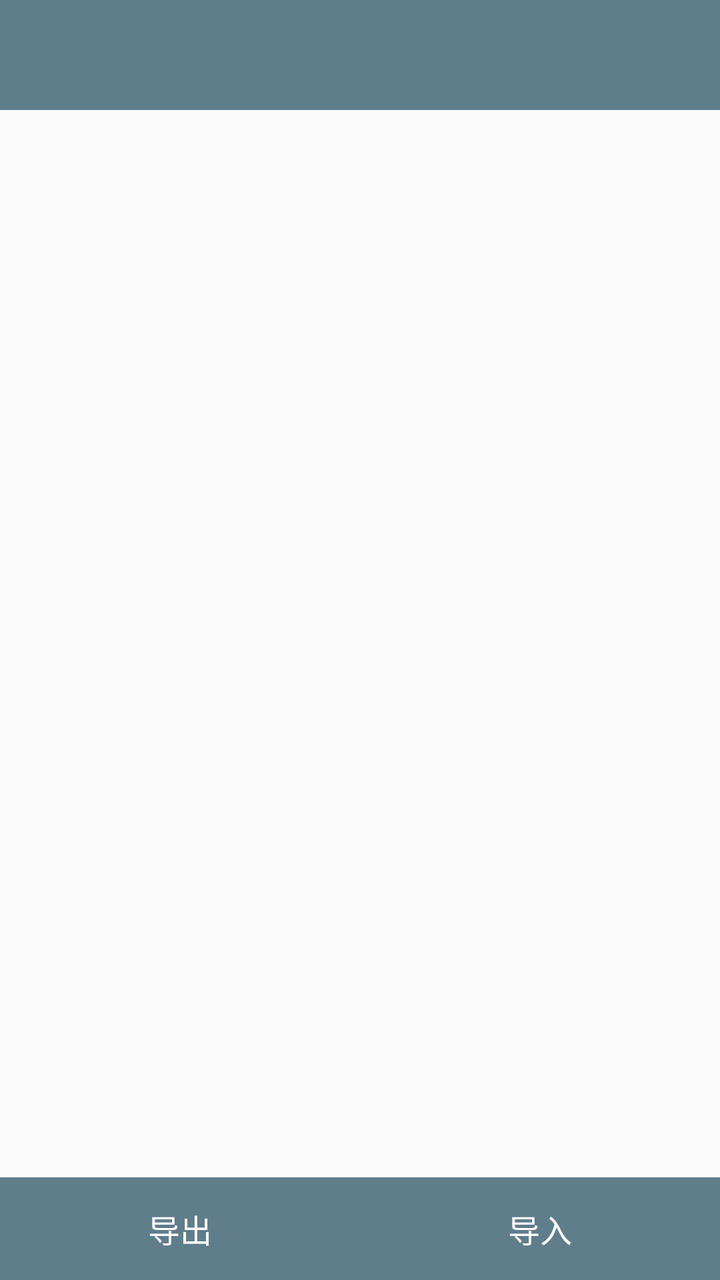
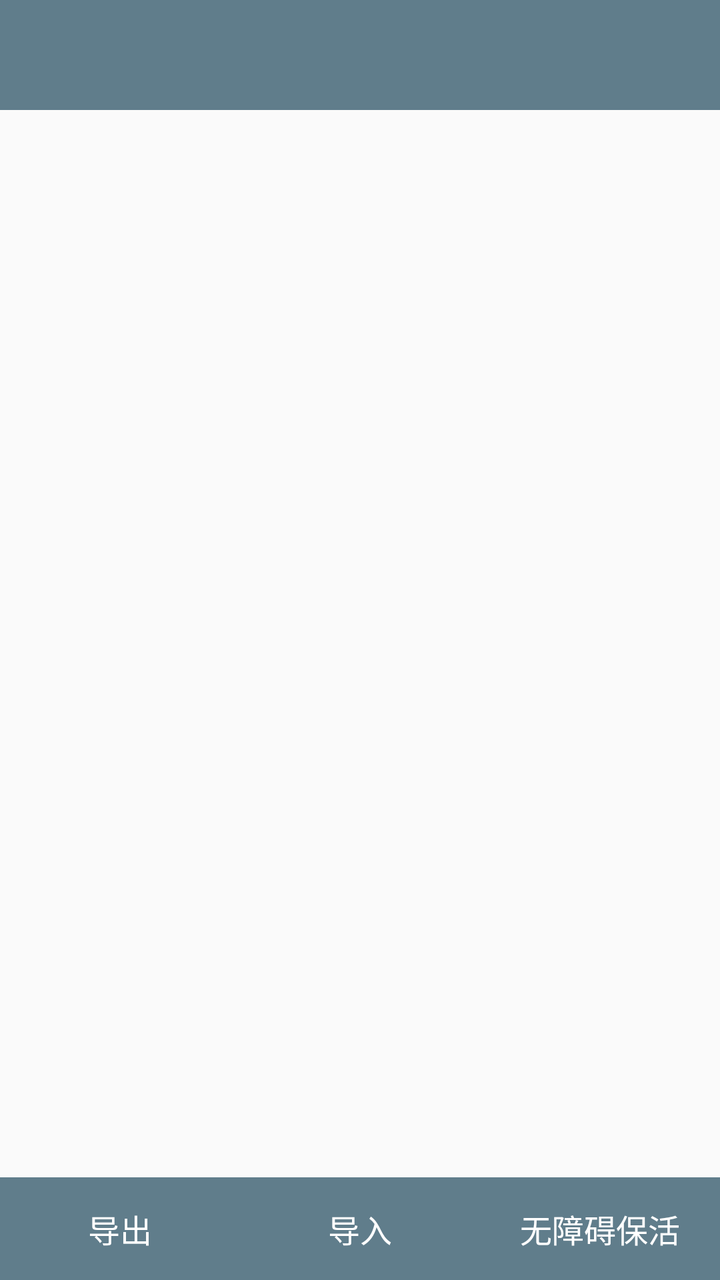

The first picture is an Android layout as it rendered before a commit; the second is the same layout after the commit. The layout source and the unified diff follow.
<!-- AndroidManifest.xml: application theme AppTheme -->
<!-- res/layout/activity_gps_main.xml -->
<?xml version="1.0" encoding="utf-8"?>
<androidx.drawerlayout.widget.DrawerLayout
    xmlns:android="http://schemas.android.com/apk/res/android"
    android:id="@+id/drawer_layout"
    android:layout_width="match_parent"
    android:layout_height="match_parent"
    android:fitsSystemWindows="true">


    <FrameLayout
        android:id="@+id/supercontainer"
        android:layout_width="match_parent"
        android:layout_height="match_parent" >
        <androidx.appcompat.widget.Toolbar
            android:id="@+id/toolbar"
            android:layout_height="55dp"
            android:layout_width="match_parent"
            android:minHeight="?attr/actionBarSize"
            android:background="?attr/colorPrimary"
            android:theme="@style/ThemeOverlay.AppCompat.Dark.ActionBar"
            android:contentInsetStart="72dp">
            <RelativeLayout xmlns:android="http://schemas.android.com/apk/res/android"
                            android:orientation="horizontal"
                            android:layout_width="fill_parent"
                            android:layout_height="wrap_content">

                <ImageView
                    android:layout_alignParentRight="true"
                    android:contentDescription="GPS fix status"
                    android:layout_width="30dp"
                    android:layout_height="30dp"
                    android:padding="5dp"
                    android:layout_centerVertical="true"
                    android:id="@+id/notification_bulb"
                    android:src="@drawable/circle_none"/>


                <ProgressBar
                    android:id="@+id/progressBarGpsFix"
                    android:progressDrawable="@drawable/progress"
                    android:layout_centerVertical="true"
                    android:layout_width="25dp"
                    android:layout_height="25dp"
                    android:visibility="invisible"
                    android:indeterminateOnly="true"
                    android:layout_toLeftOf="@id/notification_bulb"/>

            </RelativeLayout>
            </androidx.appcompat.widget.Toolbar>
        
        <FrameLayout
            android:layout_marginTop="55dp"
            android:id="@+id/container"
            android:layout_width="match_parent"
            android:layout_height="match_parent" >
        </FrameLayout>
        <LinearLayout
            android:id="@+id/toolbarBottom"
            android:layout_gravity="bottom"
            android:layout_height="wrap_content"
            android:layout_width="match_parent"
            android:orientation="horizontal"
            android:visibility="visible"
            android:background="@color/primaryColor"
            >
            <TextView
                android:id="@+id/btnExportConfig"
                android:layout_width="0dp"
                android:layout_height="wrap_content"
                android:layout_weight="1"
                android:gravity="center"
                android:paddingTop="14dp"
                android:paddingBottom="14dp"
                android:text="@string/menu_export_short"
                android:textColor="#FFFFFF"
                android:textSize="16sp"
                android:clickable="true"
                android:focusable="true"
                android:background="?attr/selectableItemBackground"
                />
            <TextView
                android:id="@+id/btnImportConfig"
                android:layout_width="0dp"
                android:layout_height="wrap_content"
                android:layout_weight="1"
                android:gravity="center"
                android:paddingTop="14dp"
                android:paddingBottom="14dp"
                android:text="@string/menu_import_short"
                android:textColor="#FFFFFF"
                android:textSize="16sp"
                android:clickable="true"
                android:focusable="true"
                android:background="?attr/selectableItemBackground"
                />
        </LinearLayout>
    </FrameLayout>


</androidx.drawerlayout.widget.DrawerLayout>
<!-- resources referenced by this layout -->
<resources>
  <color name="primaryColor">#607d8b</color>
  <!-- drawable circle_none (drawable) -->
  <?xml version="1.0" encoding="utf-8"?>
  <shape xmlns:android="http://schemas.android.com/apk/res/android"
          android:shape="oval">
      <solid android:color="#00000000" />
      <stroke android:color="#00000000" android:width="1dp"/>
  </shape>
  <!-- drawable progress (drawable) -->
  <?xml version="1.0" encoding="utf-8"?>
  <rotate xmlns:android="http://schemas.android.com/apk/res/android"
          android:fromDegrees="0"
          android:pivotX="50%"
          android:pivotY="50%"
          android:duration="1"
      android:toDegrees="360" >
  
  <shape
  android:innerRadiusRatio="3"
  android:shape="ring"
  android:thicknessRatio="8"
  android:useLevel="false" >
  
      
      
  
  <gradient
      android:centerColor="#FFFFFF"
      android:centerY="0.50"
      android:endColor="@color/primaryColorLight"
      android:startColor="#FFFFFF"
      android:type="sweep"
      android:useLevel="false" />
  </shape>
  
      </rotate>
  <string name="menu_export_short">导出</string>
  <string name="menu_import_short">导入</string>
  <style name="AppTheme" parent="Theme.AppCompat.DayNight.NoActionBar">
  
          
          
          <item name="colorPrimary">@color/primaryColor</item>
          
          <item name="colorPrimaryDark">@color/primaryColorDark</item>
          
          <item name="colorAccent">@color/accentColor</item>
          
  
          
          <item name="android:windowContentOverlay">@null</item>
  
          
          <item name="android:windowNoTitle">true</item>
  
          
          <item name="windowActionBar">false</item>
  
          
  
  
          
          <item name="material_drawer_primary_text">@color/primaryColorText</item>
          <item name="material_drawer_secondary_text">@color/secondaryColorText</item>
          <item name="material_drawer_hint_text">@color/primaryColorLight</item>
          <item name="material_drawer_header_selection_text">@color/primaryColorLight</item>
          <item name="material_drawer_selected">@color/divider</item>
  
          <item name="colorSurface">#FFFFFF</item>
      </style>
  <color name="primaryColorLight">#ffdee7eb</color>
  <color name="primaryColorDark">#455a64</color>
  <color name="accentColor">#448aff</color>
  <color name="primaryColorText">#212121</color>
  <color name="secondaryColorText">#727272</color>
  <color name="divider">#B6B6B6</color>
</resources>

<!-- the commit's change to res/layout/activity_gps_main.xml (unified diff, before → after) -->
@@ -93,6 +93,21 @@
                 android:focusable="true"
                 android:background="?attr/selectableItemBackground"
                 />
+            <TextView
+                android:id="@+id/btnAccessibility"
+                android:layout_width="0dp"
+                android:layout_height="wrap_content"
+                android:layout_weight="1"
+                android:gravity="center"
+                android:paddingTop="14dp"
+                android:paddingBottom="14dp"
+                android:text="@string/menu_accessibility"
+                android:textColor="#FFFFFF"
+                android:textSize="16sp"
+                android:clickable="true"
+                android:focusable="true"
+                android:background="?attr/selectableItemBackground"
+                />
         </LinearLayout>
     </FrameLayout>
 
<!-- resource entries referenced after the edit -->
@@ -36,6 +36,7 @@
   </shape>
   
       </rotate>
+  <string name="menu_accessibility">无障碍保活</string>
   <string name="menu_export_short">导出</string>
   <string name="menu_import_short">导入</string>
   <style name="AppTheme" parent="Theme.AppCompat.DayNight.NoActionBar">
